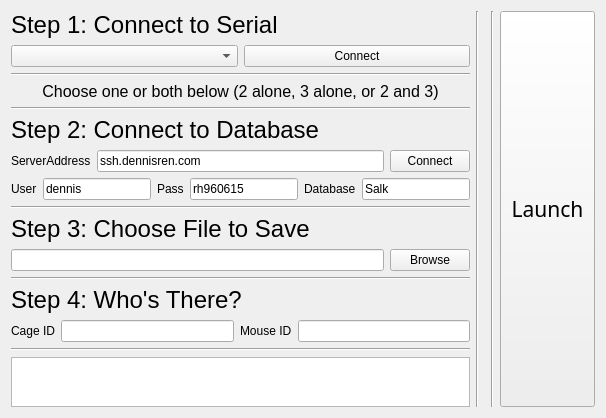
Old version of the form luncherUI.ui in the repository Salk-Shtrahman/Temporal.
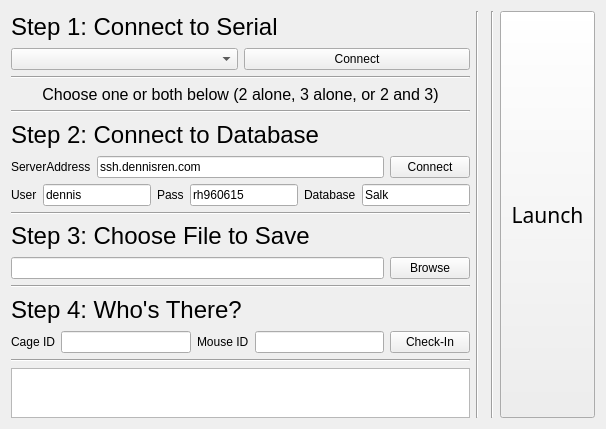
New version of the form.

```diff
--- a/luncherUI.ui
+++ b/luncherUI.ui
@@ -7,7 +7,7 @@
     <x>0</x>
     <y>0</y>
     <width>606</width>
-    <height>413</height>
+    <height>429</height>
    </rect>
   </property>
   <property name="windowTitle">
@@ -45,6 +45,13 @@
        <item>
         <widget class="QLineEdit" name="mouseBox"/>
        </item>
+       <item>
+        <widget class="QPushButton" name="checkButton">
+         <property name="text">
+          <string>Check-In</string>
+         </property>
+        </widget>
+       </item>
       </layout>
      </item>
      <item row="3" column="0">
```
